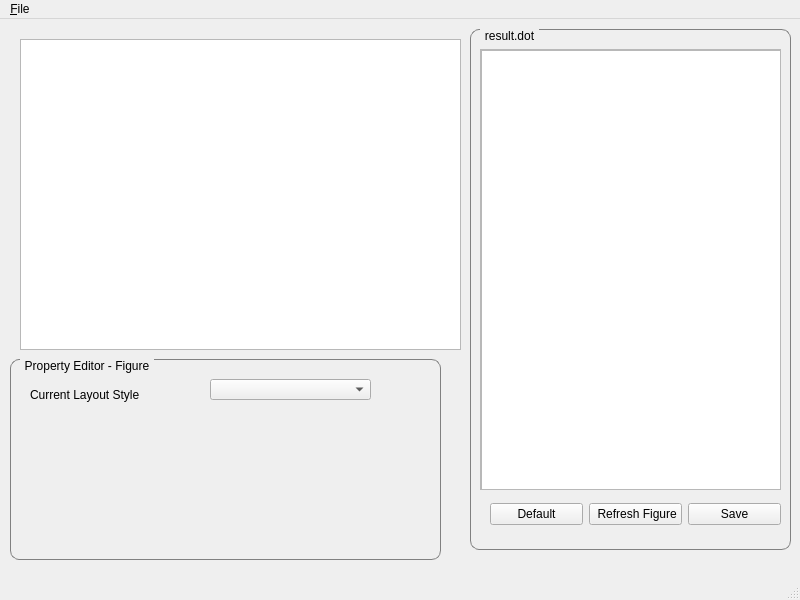
merdolphin/GRNVisulizationCute, file visulizationwindow.ui: the form before one commit.
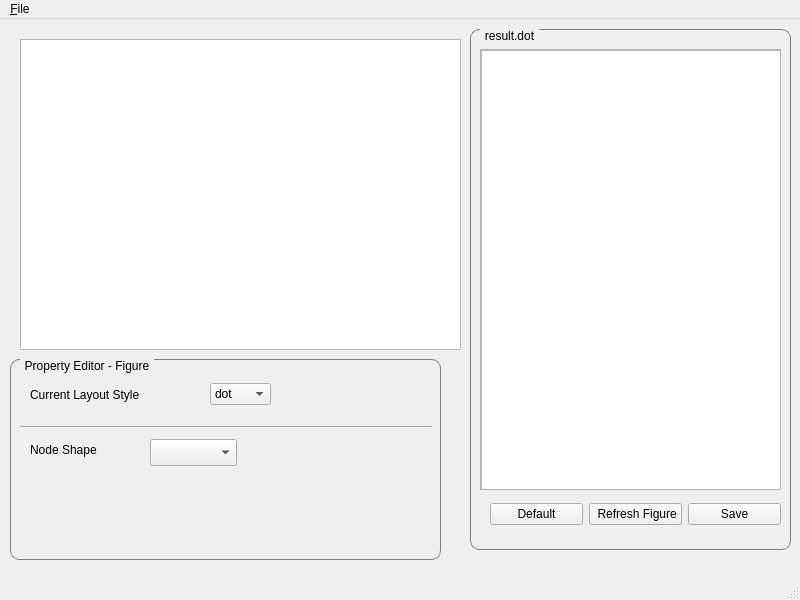
The form after the commit.

What changed in the file:
```diff
--- a/visulizationwindow.ui
+++ b/visulizationwindow.ui
@@ -148,28 +148,107 @@
      <property name="title">
       <string>Property Editor - Figure</string>
      </property>
-     <widget class="QLabel" name="label">
+     <widget class="Line" name="line">
       <property name="geometry">
        <rect>
-        <x>20</x>
-        <y>20</y>
-        <width>161</width>
-        <height>31</height>
+        <x>10</x>
+        <y>60</y>
+        <width>411</width>
+        <height>16</height>
        </rect>
       </property>
-      <property name="text">
-       <string>Current Layout Style</string>
+      <property name="orientation">
+       <enum>Qt::Horizontal</enum>
       </property>
      </widget>
-     <widget class="QComboBox" name="comboBoxLayout">
+     <widget class="QLabel" name="label_2">
       <property name="geometry">
        <rect>
-        <x>200</x>
-        <y>20</y>
-        <width>161</width>
+        <x>20</x>
+        <y>80</y>
+        <width>71</width>
         <height>21</height>
        </rect>
       </property>
+      <property name="text">
+       <string>Node Shape</string>
+      </property>
+     </widget>
+     <widget class="QComboBox" name="comboBoxNodeShapes">
+      <property name="geometry">
+       <rect>
+        <x>140</x>
+        <y>80</y>
+        <width>87</width>
+        <height>27</height>
+       </rect>
+      </property>
+     </widget>
+     <widget class="QWidget" name="">
+      <property name="geometry">
+       <rect>
+        <x>20</x>
+        <y>20</y>
+        <width>241</width>
+        <height>31</height>
+       </rect>
+      </property>
+      <layout class="QHBoxLayout" name="horizontalLayout_2">
+       <item>
+        <widget class="QLabel" name="label">
+         <property name="text">
+          <string>Current Layout Style</string>
+         </property>
+        </widget>
+       </item>
+       <item>
+        <spacer name="horizontalSpacer">
+         <property name="orientation">
+          <enum>Qt::Horizontal</enum>
+         </property>
+         <property name="sizeHint" stdset="0">
+          <size>
+           <width>40</width>
+           <height>20</height>
+          </size>
+         </property>
+        </spacer>
+       </item>
+       <item>
+        <widget class="QComboBox" name="comboBoxLayout">
+         <item>
+          <property name="text">
+           <string>dot</string>
+          </property>
+         </item>
+         <item>
+          <property name="text">
+           <string>neato</string>
+          </property>
+         </item>
+         <item>
+          <property name="text">
+           <string>fdp</string>
+          </property>
+         </item>
+         <item>
+          <property name="text">
+           <string>sfdp</string>
+          </property>
+         </item>
+         <item>
+          <property name="text">
+           <string>twopi</string>
+          </property>
+         </item>
+         <item>
+          <property name="text">
+           <string>circo</string>
+          </property>
+         </item>
+        </widget>
+       </item>
+      </layout>
      </widget>
     </widget>
    </widget>
```
